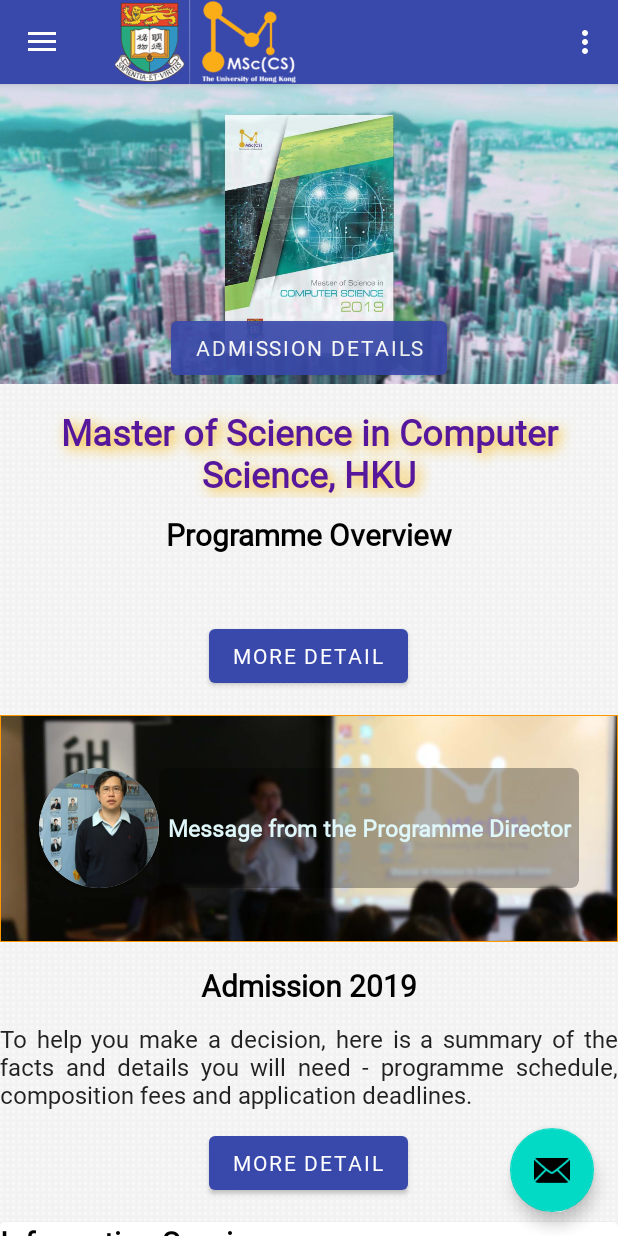
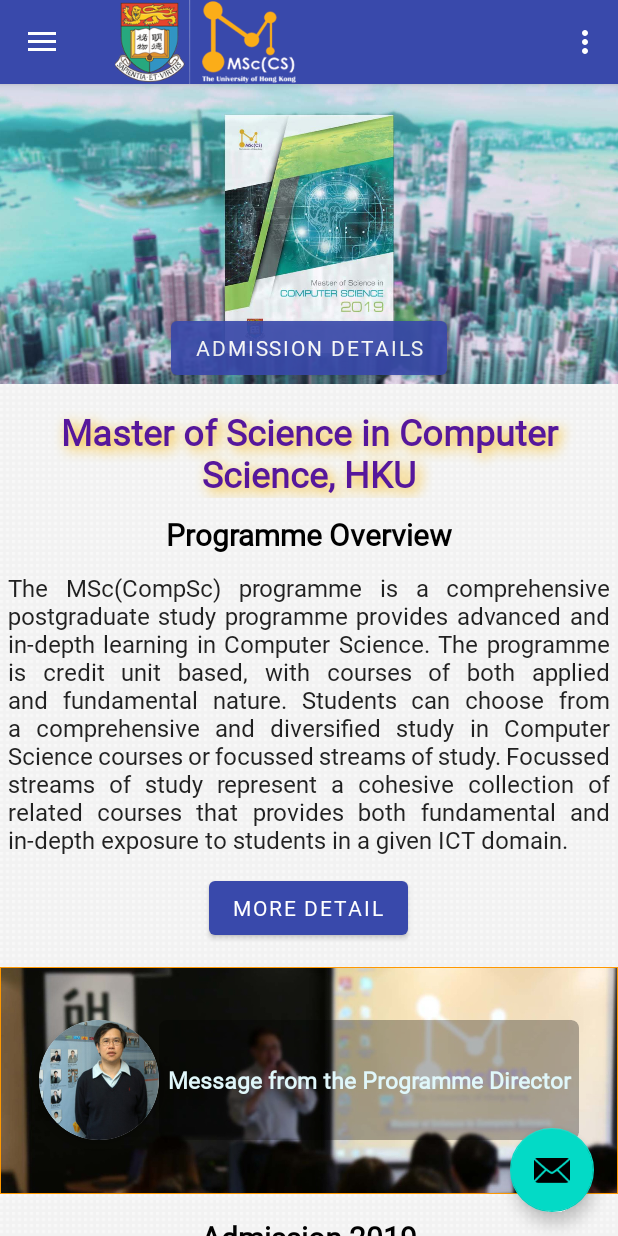
Before and after one commit to hadipash/MScAPP, an Android app: the screen it shows after launch (MainActivity), on a phone screen of 412 x 824 dp. Run offline under Robolectric (Android 15) with nearby library versions, the phone set to English and light mode, and no system bars.

Commit message:
modify Main Page

```diff
--- a/app/src/main/res/layout/content_main.xml
+++ b/app/src/main/res/layout/content_main.xml
@@ -26,6 +26,7 @@
             android:layout_height="wrap_content"
             android:orientation="vertical"
             android:layout_marginVertical="@dimen/std_margin_inter"
+            android:layout_marginHorizontal="@dimen/std_margin_horiz"
             tools:targetApi="o" >
 
             <TextView
@@ -58,6 +59,7 @@
                 android:id="@+id/prog_over_brief"
                 android:layout_width="match_parent"
                 android:layout_height="wrap_content"
+                android:text="@string/prog_over_detailed"
                 android:textColor="#dd000000"
                 android:textSize="16sp"
                 android:justificationMode="inter_word"
@@ -138,6 +140,7 @@
             android:layout_height="match_parent"
             android:orientation="vertical"
             android:layout_marginVertical="@dimen/std_margin_inter"
+            android:layout_marginHorizontal="@dimen/std_margin_horiz"
             tools:targetApi="o">
 
             <TextView
@@ -154,7 +157,7 @@
             <TextView
                 android:layout_width="match_parent"
                 android:layout_height="wrap_content"
-                android:text="To help you make a decision, here is a summary of the facts and details you will need - programme schedule, composition fees and application deadlines."
+                android:text="@string/adm_detailed"
                 android:textColor="#dd000000"
                 android:textSize="16sp"
                 android:justificationMode="inter_word"
--- a/app/src/main/res/layout/slider_main.xml
+++ b/app/src/main/res/layout/slider_main.xml
@@ -36,7 +36,7 @@
             android:textSize="15sp"
             android:textStyle="bold"
             android:layout_toEndOf="@id/msc_logo"
-            android:layout_marginTop="10dp"/>
+            android:layout_marginTop="5dp"/>
 
         <TextView
             android:layout_width="wrap_content"
@@ -57,7 +57,7 @@
             android:textStyle="bold"
             android:layout_toEndOf="@id/msc_logo"
             android:layout_alignParentBottom="true"
-            android:layout_marginBottom="10dp"/>
+            android:layout_marginBottom="5dp"/>
 
     </RelativeLayout>
 
--- a/app/src/main/res/values/dimens.xml
+++ b/app/src/main/res/values/dimens.xml
@@ -8,6 +8,7 @@
 
     <dimen name="std_margin_inter">10dp</dimen>
     <dimen name="std_margin_intra">5dp</dimen>
+    <dimen name="std_margin_horiz">5dp</dimen>
     <dimen name="card_margin">5dp</dimen>
     <dimen name="card_radius">5dp</dimen>
     <dimen name="card_elevation">5dp</dimen>
--- a/app/src/main/res/values/strings.xml
+++ b/app/src/main/res/values/strings.xml
@@ -42,4 +42,6 @@
         it had a student population of over 27,800, including over 16,100 undergraduates and 11,700 postgraduates, and an academic staff population of around 3,400.
         Coupled with an active alumni network and generous endowments for programme research and development, HKU is a dynamic and exciting institution.
         Stepping into Asia’s next century of phenomenal growth.</string>
+    <string name="prog_over_detailed">The MSc(CompSc) programme is a comprehensive postgraduate study programme provides advanced and in-depth learning in Computer Science. The programme is credit unit based, with courses of both applied and fundamental nature. Students can choose from a comprehensive and diversified study in Computer Science courses or focussed streams of study. Focussed streams of study represent a cohesive collection of related courses that provides both fundamental and in-depth exposure to students in a given ICT domain.</string>
+    <string name="adm_detailed">To help you make a decision, here is a summary of the facts and details you will need - programme schedule, composition fees and application deadlines.</string>
 </resources>
```
Also changed, not shown: app/src/main/res/drawable/mfpd_bg.JPG, app/src/main/res/drawable/msc_logo.png, app/src/main/res/mipmap-xxhdpi/logo.png (deleted), app/src/main/res/mipmap-xxhdpi/logo_round.png (deleted), app/src/main/res/mipmap-xxxhdpi/logo.png (added), app/src/main/res/mipmap-xxxhdpi/logo_round.png (added).
